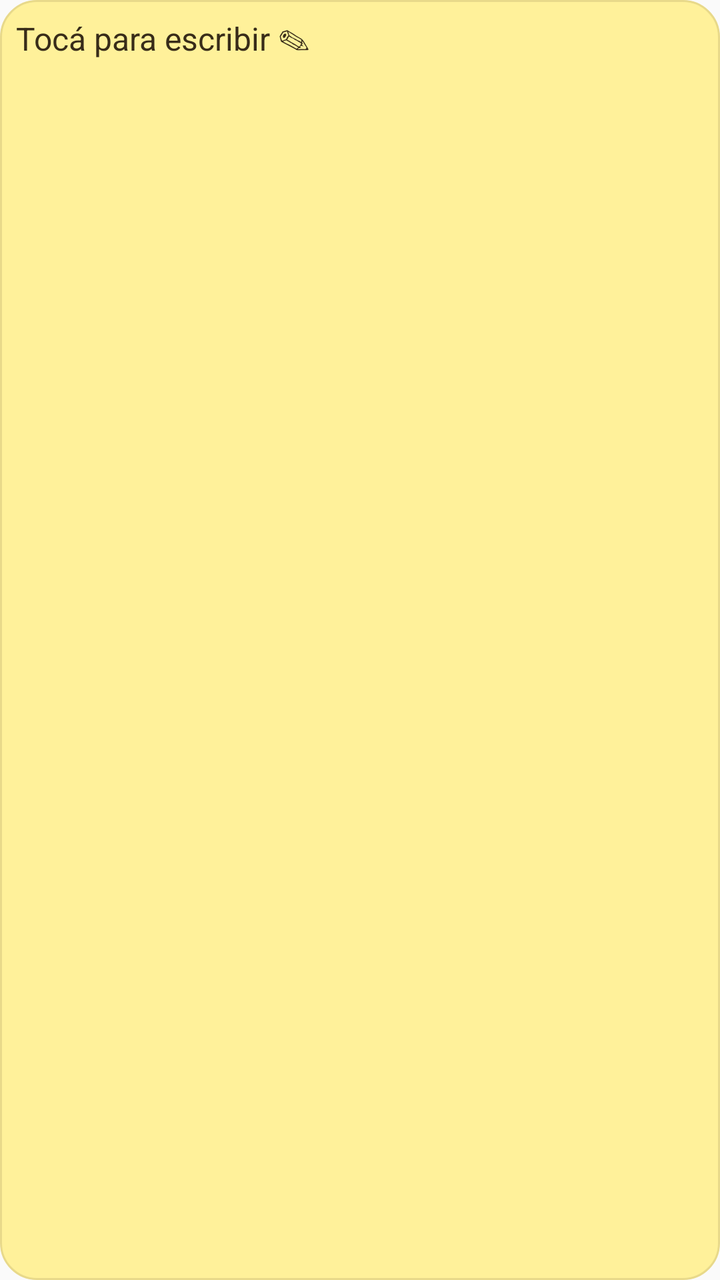
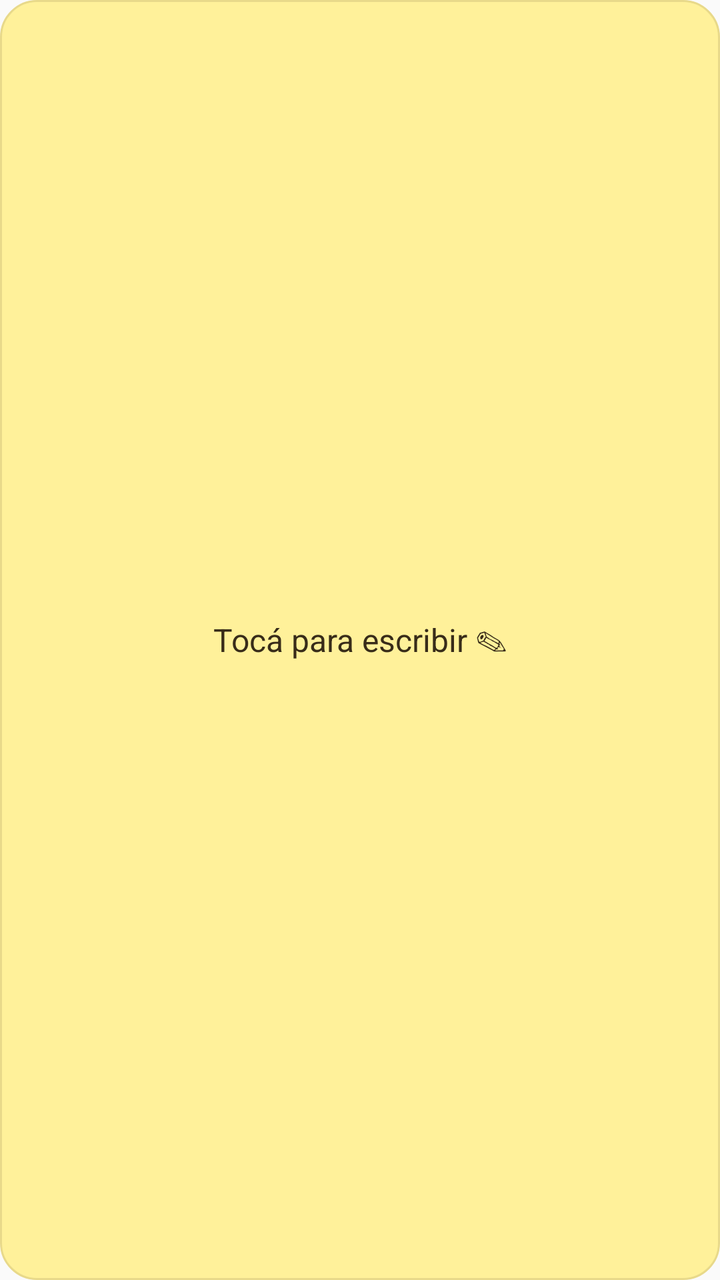

Screens rendered from an Android XML layout before and after an edit, with the pre-edit source and the edit as a unified diff.
<!-- AndroidManifest.xml: application theme android:Theme.Material.Light.NoActionBar -->
<!-- res/layout/widget_note.xml -->
<TextView xmlns:android="http://schemas.android.com/apk/res/android" android:id="@+id/note_text" android:layout_width="match_parent" android:layout_height="match_parent" android:padding="8dp" android:gravity="top|start" android:text="Tocá para escribir ✎" android:textColor="#382C19" android:textSize="16sp" android:background="@drawable/note_background"/>
<!-- resources referenced by this layout -->
<resources>
  <!-- drawable note_background (drawable) -->
  <shape xmlns:android="http://schemas.android.com/apk/res/android" android:shape="rectangle"><solid android:color="#FFF19A"/><corners android:radius="18dp"/><stroke android:width="1dp" android:color="#E8D98A"/></shape>
</resources>

<!-- the commit's change to res/layout/widget_note.xml (unified diff, before → after) -->
@@ -1 +1 @@
-<TextView xmlns:android="http://schemas.android.com/apk/res/android" android:id="@+id/note_text" android:layout_width="match_parent" android:layout_height="match_parent" android:padding="8dp" android:gravity="top|start" android:text="Tocá para escribir ✎" android:textColor="#382C19" android:textSize="16sp" android:background="@drawable/note_background"/>
+<TextView xmlns:android="http://schemas.android.com/apk/res/android" android:id="@+id/note_text" android:layout_width="match_parent" android:layout_height="match_parent" android:padding="8dp" android:gravity="center" android:textAlignment="center" android:autoSizeTextType="uniform" android:autoSizeMinTextSize="10sp" android:autoSizeMaxTextSize="16sp" android:text="Tocá para escribir ✎" android:textColor="#382C19" android:textSize="16sp" android:background="@drawable/note_background"/>
